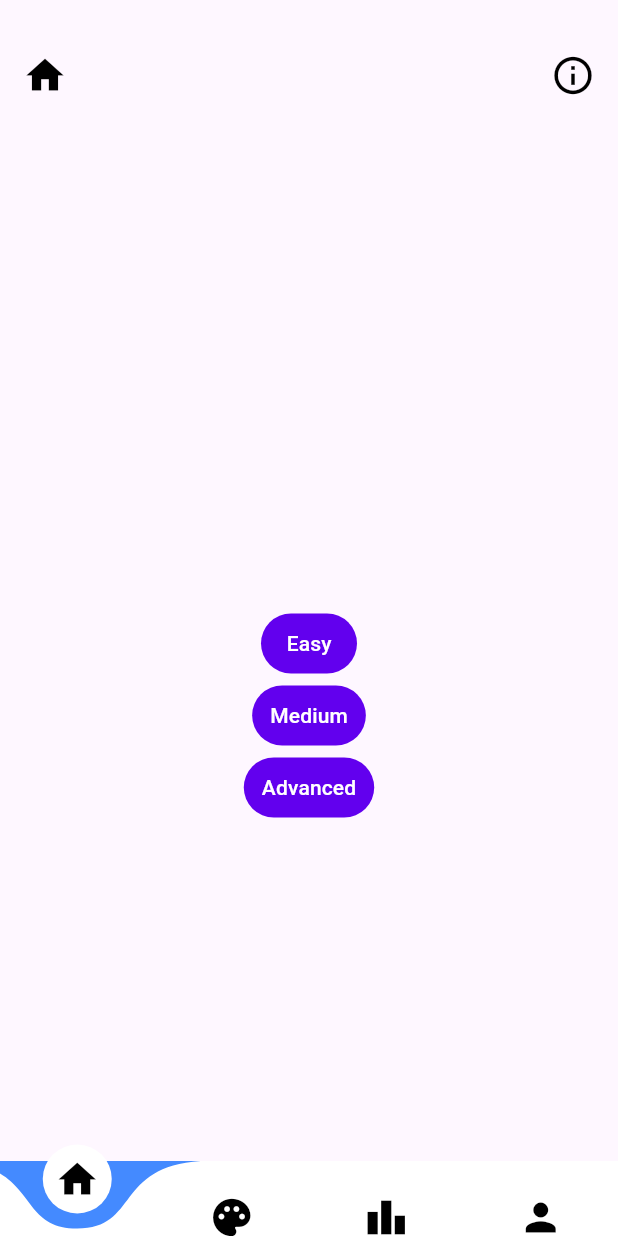
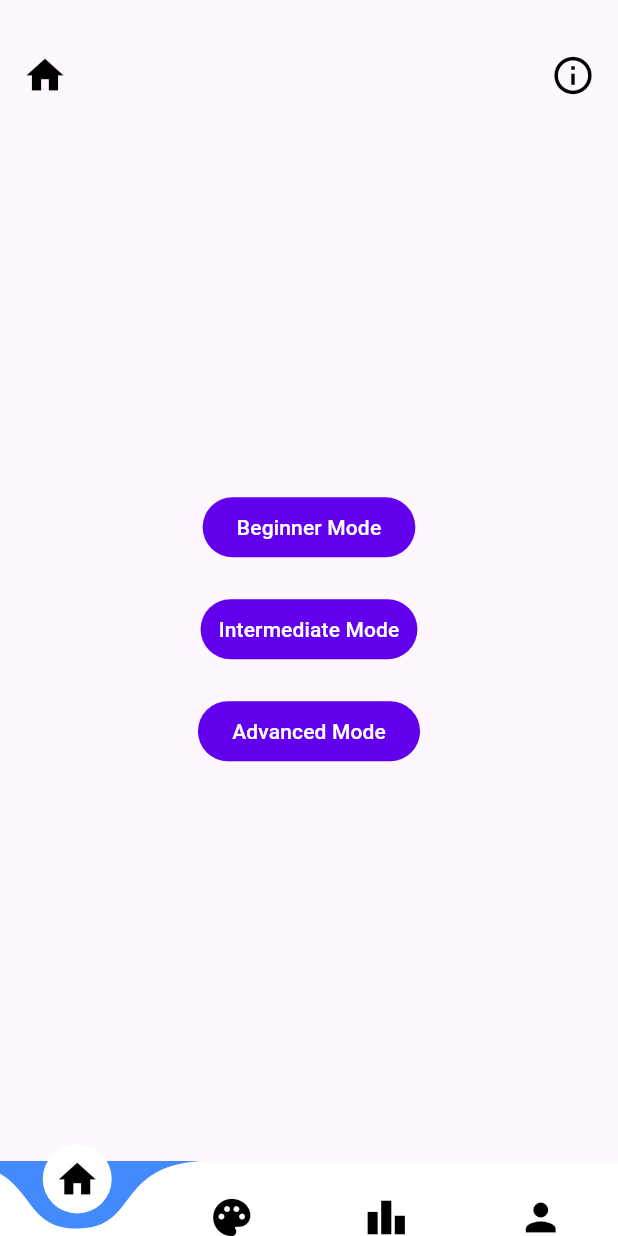
Before and after one commit to SotirisStyl/DoubleProjectNetSecured, a Flutter app: the QuizMainPage screen opened directly, on a phone screen of 412 x 824 dp. Run offline on Flutter 3.47's test engine with Material 3 defaults, Android fonts, the phone set to English and light mode, and no system bars; drawn by our look-alikes of curved_navigation_bar; our stand-ins replace font_awesome_flutter, get, shared_preferences, supabase_flutter; missing offline and left inert: fluttermoji; accounts and stored records are empty; network calls fail.

Commit message:
updated and created some of the websites

```diff
--- a/lib/Quiz Easy/easy_main_page.dart
+++ /dev/null
@@ -1,10 +0,0 @@
-import 'package:flutter/material.dart';
-
-class EasyMainPage extends StatelessWidget {
-  const EasyMainPage({super.key});
-
-  @override
-  Widget build(BuildContext context) {
-    return Scaffold(body: Center(child: Text('Easy Mode Quiz Page')));
-  }
-}
--- a/lib/Quiz Medium/medium_main_page.dart
+++ /dev/null
@@ -1,10 +0,0 @@
-import 'package:flutter/material.dart';
-
-class MediumMainPage extends StatelessWidget {
-  const MediumMainPage({super.key});
-
-  @override
-  Widget build(BuildContext context) {
-    return Scaffold(body: Center(child: Text('Easy Mode Quiz Page')));
-  }
-}
--- a/lib/main.dart
+++ b/lib/app_initializer.dart
@@ -1,4 +1,4 @@
-import 'package:cs_app2/quiz_main_page.dart';
+import 'package:cs_app2/app_main_page.dart';
 import 'package:flutter/material.dart';
 import 'package:supabase_flutter/supabase_flutter.dart';
 import 'home_page.dart';
--- /dev/null
+++ b/lib/app_main_page.dart
@@ -0,0 +1,165 @@
+import 'package:cs_app2/Quiz%20Modes/advanced_mode_page.dart';
+import 'package:cs_app2/Quiz%20Modes/beginner_mode_page.dart';
+import 'package:cs_app2/Quiz%20Modes/intermediate_mode_page.dart';
+import 'package:flutter/material.dart';
+import 'package:cs_app2/leaderboard.dart';
+import 'package:cs_app2/profile_customization_page.dart';
+import 'package:cs_app2/profile_page.dart';
+import 'info_page.dart';
+import 'package:curved_navigation_bar/curved_navigation_bar.dart';
+
+class QuizMainPage extends StatefulWidget {
+  const QuizMainPage({super.key});
+
+  @override
+  State<QuizMainPage> createState() => _QuizMainPageState();
+}
+
+class _QuizMainPageState extends State<QuizMainPage> {
+  int _page = 0;
+  final GlobalKey<CurvedNavigationBarState> _bottomNavigationKey = GlobalKey();
+
+  // Pages for navigation
+  final List<Widget> _pages = [
+    const QuizHomePage(), // Home page widget
+    ProfileCustomizationPage(), // Profile customization page
+    LeaderboardPage(), // Leaderboard page
+    ProfilePage(), // Profile page
+  ];
+
+  @override
+  Widget build(BuildContext context) {
+    return Scaffold(
+      body: Stack(
+        children: [
+          // Display the current page
+          _pages[_page],
+
+          if (_page == 0)
+            SizedBox(
+              width: double.infinity,
+              height: double.infinity,
+              child: Column(
+                children: [
+                  Row(
+                    children: [
+                      Padding(
+                        padding: const EdgeInsets.only(top: 35, left: 15.0),
+                        child: const Icon(
+                            Icons.home, size: 30, color: Colors.black),
+                      ),
+                      const Spacer(),
+                      Padding(
+                        padding: const EdgeInsets.only(top: 35, right: 15.0),
+                        child: GestureDetector(
+                          onTap: () {
+                            Navigator.push(
+                              context,
+                              MaterialPageRoute(
+                                  builder: (context) => InfoPage()),
+                            );
+                          },
+                          child: const Icon(
+                            Icons.info_outline,
+                            size: 30,
+                            color: Colors.black,
+                          ),
+                        ),
+                      ),
+                    ],
+                  ),
+                  Expanded(
+                    child: Center(
+                      child: Column(
+                        mainAxisAlignment: MainAxisAlignment.center,
+                        children: [
+                          TextButton(
+                            style: ButtonStyle(
+                              backgroundColor: WidgetStateProperty.all(
+                                  const Color(0xff6200EE)),
+                            ),
+                            onPressed: () {
+                              Navigator.push(
+                                context,
+                                MaterialPageRoute(
+                                    builder: (context) => BeginnerModePage(difficulty: 'beginner',)),
+                              );
+                            },
+                            child: const Text('   Beginner Mode   ',
+                                style: TextStyle(color: Colors.white)),
+                          ),
+                          const SizedBox(height: 20),
+                          TextButton(
+                            style: ButtonStyle(
+                              backgroundColor: WidgetStateProperty.all(
+                                  const Color(0xff6200EE)),
+                            ),
+                            onPressed: () {
+                              Navigator.push(
+                                context,
+                                MaterialPageRoute(
+                                    builder: (context) => IntermediateModePage(difficulty: 'intermediate')),
+                              );
+                            },
+                            child: const Text('Intermediate Mode',
+                                style: TextStyle(color: Colors.white)),
+                          ),
+                          const SizedBox(height: 20),
+                          TextButton(
+                            style: ButtonStyle(
+                              backgroundColor: WidgetStateProperty.all(
+                                  const Color(0xff6200EE)),
+                            ),
+                            onPressed: () {
+                              Navigator.push(
+                                context,
+                                MaterialPageRoute(
+                                    builder: (context) => AdvancedModePage(difficulty: 'advanced')),
+                              );
+                            },
+                            child: const Text('   Advanced Mode   ',
+                                style: TextStyle(color: Colors.white)),
+                          ),
+                        ],
+                      ),
+                    ),
+                  ),
+                ],
+              ),
+            ),
+        ],
+      ),
+      bottomNavigationBar: CurvedNavigationBar(
+        key: _bottomNavigationKey,
+        index: _page,
+        height: 50.0,
+        items: const <Widget>[
+          Icon(Icons.home, size: 30, color: Colors.black),
+          Icon(Icons.palette, size: 30, color: Colors.black),
+          Icon(Icons.leaderboard, size: 30, color: Colors.black),
+          Icon(Icons.person, size: 30, color: Colors.black),
+        ],
+        color: Colors.white,
+        buttonBackgroundColor: Colors.white,
+        backgroundColor: Colors.blueAccent,
+        animationCurve: Curves.easeInOut,
+        animationDuration: const Duration(milliseconds: 600),
+        onTap: (index) {
+          setState(() {
+            _page = index; // Update the current page index
+          });
+        },
+        letIndexChange: (index) => true,
+      ),
+    );
+  }
+}
+
+class QuizHomePage extends StatelessWidget {
+  const QuizHomePage({super.key});
+
+  @override
+  Widget build(BuildContext context) {
+    return Container();
+  }
+}
--- a/lib/home_page.dart
+++ b/lib/home_page.dart
@@ -1,4 +1,4 @@
-import 'package:cs_app2/quiz_main_page.dart';
+import 'package:cs_app2/app_main_page.dart';
 import 'package:flutter/material.dart';
 import 'package:cs_app2/sign_up.dart';
 import 'package:cs_app2/sign_in.dart';
--- a/lib/quiz_main_page.dart
+++ /dev/null
@@ -1,173 +0,0 @@
-import 'package:cs_app2/Quiz%20Advanced/advanced_main_page.dart';
-import 'package:cs_app2/Quiz%20Easy/easy_main_page.dart';
-import 'package:cs_app2/Quiz%20Medium/medium_main_page.dart';
-import 'package:flutter/material.dart';
-import 'package:cs_app2/leaderboard.dart';
-import 'package:cs_app2/profile_customization_page.dart';
-import 'package:cs_app2/profile_page.dart';
-import 'info_page.dart';
-import 'package:curved_navigation_bar/curved_navigation_bar.dart';
-
-class QuizMainPage extends StatefulWidget {
-  const QuizMainPage({super.key});
-
-  @override
-  State<QuizMainPage> createState() => _QuizMainPageState();
-}
-
-class _QuizMainPageState extends State<QuizMainPage> {
-  int _page = 0;
-  final GlobalKey<CurvedNavigationBarState> _bottomNavigationKey = GlobalKey();
-
-  // Pages for navigation
-  final List<Widget> _pages = [
-    const QuizHomePage(), // Home page widget
-    ProfileCustomizationPage(), // Profile customization page
-    LeaderboardPage(), // Leaderboard page
-    ProfilePage(), // Profile page
-  ];
-
-  @override
-  Widget build(BuildContext context) {
-    return Scaffold(
-      body: Stack(
-        children: [
-          // Display the current page
-          _pages[_page],
-
-          // Show the row only on the home page
-          if (_page == 0)
-            Positioned(
-                top: 0,
-                left: 0,
-                right: 0,
-                child: Column(
-                  children: [
-                    Row(
-                      children: [
-                        Padding(
-                          padding: const EdgeInsets.only(top: 35, left: 15.0),
-                          child: const Icon(Icons.home,
-                              size: 30, color: Colors.black),
-                        ),
-                        const Spacer(),
-                        Padding(
-                          padding: const EdgeInsets.only(top: 35, right: 15.0),
-                          child: GestureDetector(
-                            onTap: () {
-                              Navigator.push(
-                                context,
-                                MaterialPageRoute(
-                                    builder: (context) => InfoPage()),
-                              );
-                            },
-                            child: const Icon(
-                              Icons.info_outline,
-                              size: 30,
-                              color: Colors.black,
-                            ),
-                          ),
-                        ),
-                      ],
-                    ),
-                    Center(
-                        child: Column(
-                      mainAxisAlignment: MainAxisAlignment.center,
-                      children: [
-                        SizedBox(
-                            height: MediaQuery.of(context).size.height,
-                            // adjust the height as needed
-                            child: Column(
-                              mainAxisAlignment: MainAxisAlignment.center,
-                              children: [
-                                TextButton(
-                                  style: ButtonStyle(
-                                    backgroundColor: WidgetStateProperty.all(
-                                        const Color(0xff6200EE)),
-                                  ),
-                                  onPressed: () {
-                                    Navigator.push(
-                                      context,
-                                      MaterialPageRoute(
-                                          builder: (context) => EasyMainPage()),
-                                    );
-                                  },
-                                  child: const Text('Easy',
-                                      style: TextStyle(color: Colors.white)),
-                                ),
-                                TextButton(
-                                  style: ButtonStyle(
-                                    backgroundColor: WidgetStateProperty.all(
-                                        const Color(0xff6200EE)),
-                                  ),
-                                  onPressed: () {
-                                    Navigator.push(
-                                      context,
-                                      MaterialPageRoute(
-                                          builder: (context) =>
-                                              MediumMainPage()),
-                                    );
-                                  },
-                                  child: const Text('Medium',
-                                      style: TextStyle(color: Colors.white)),
-                                ),
-                                TextButton(
-                                  style: ButtonStyle(
-                                    backgroundColor: WidgetStateProperty.all(
-                                        const Color(0xff6200EE)),
-                                  ),
-                                  onPressed: () {
-                                    Navigator.push(
-                                      context,
-                                      MaterialPageRoute(
-                                          builder: (context) =>
-                                              AdvancedMainPage()),
-                                    );
-                                  },
-                                  child: const Text('Advanced',
-                                      style: TextStyle(color: Colors.white)),
-                                ),
-                              ],
-                            )),
-                      ],
-                    )),
-                  ],
-                )),
-        ],
-      ),
-      bottomNavigationBar: CurvedNavigationBar(
-        key: _bottomNavigationKey,
-        index: _page,
-        // Set the current index
-        height: 50.0,
-        items: const <Widget>[
-          Icon(Icons.home, size: 30, color: Colors.black),
-          Icon(Icons.palette, size: 30, color: Colors.black),
-          Icon(Icons.leaderboard, size: 30, color: Colors.black),
-          Icon(Icons.person, size: 30, color: Colors.black),
-        ],
-        color: Colors.white,
-        buttonBackgroundColor: Colors.white,
-        backgroundColor: Colors.blueAccent,
-        // Adjusted for better visibility
-        animationCurve: Curves.easeInOut,
-        animationDuration: const Duration(milliseconds: 600),
-        onTap: (index) {
-          setState(() {
-            _page = index; // Update the current page index
-          });
-        },
-        letIndexChange: (index) => true,
-      ),
-    );
-  }
-}
-
-class QuizHomePage extends StatelessWidget {
-  const QuizHomePage({super.key});
-
-  @override
-  Widget build(BuildContext context) {
-    return Container();
-  }
-}
```
Also changed, not shown: lib/Quiz Advanced/advanced_main_page.dart (deleted, +0 -10 lines), lib/Quiz Modes/advanced_mode_page.dart (added, +66 -0 lines), lib/Quiz Modes/beginner_mode_page.dart (added, +68 -0 lines), lib/Quiz Modes/intermediate_mode_page.dart (added, +66 -0 lines), lib/sign_in.dart (+33 -11 lines), pubspec.lock, 1 other file.
